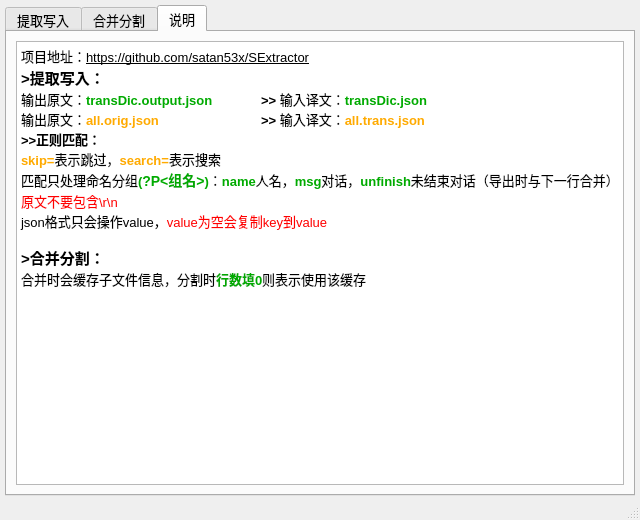
The window that ui_mainWindow.ui (satan53x/SExtractor) describes before a commit, drawn with Qt 5.
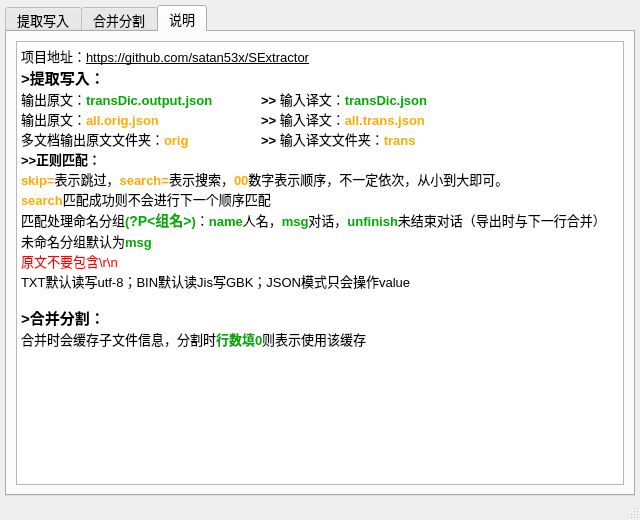
The same window after the commit. The open tabs and pages were chosen to show the change.

Commit message: 更新说明

```diff
--- a/ui_mainWindow.ui
+++ b/ui_mainWindow.ui
@@ -615,11 +615,14 @@
 &lt;p style=&quot; margin-top:0px; margin-bottom:0px; margin-left:0px; margin-right:0px; -qt-block-indent:0; text-indent:0px;&quot;&gt;&lt;span style=&quot; font-size:11pt; font-weight:600;&quot;&gt;&amp;gt;提取写入：&lt;/span&gt;&lt;/p&gt;
 &lt;p style=&quot; margin-top:0px; margin-bottom:0px; margin-left:0px; margin-right:0px; -qt-block-indent:0; text-indent:0px;&quot;&gt;输出原文：&lt;span style=&quot; font-weight:600; color:#00aa00;&quot;&gt;transDic.output.json	&lt;/span&gt;&lt;span style=&quot; font-weight:600; color:#000000;&quot;&gt;&amp;gt;&amp;gt;&lt;/span&gt;&lt;span style=&quot; font-weight:600; color:#00aa00;&quot;&gt; &lt;/span&gt;输入译文：&lt;span style=&quot; font-weight:600; color:#00aa00;&quot;&gt;transDic.json&lt;/span&gt;&lt;/p&gt;
 &lt;p style=&quot; margin-top:0px; margin-bottom:0px; margin-left:0px; margin-right:0px; -qt-block-indent:0; text-indent:0px;&quot;&gt;输出原文：&lt;span style=&quot; font-weight:600; color:#ffaa00;&quot;&gt;all.orig.json		&lt;/span&gt;&lt;span style=&quot; font-weight:600; color:#000000;&quot;&gt;&amp;gt;&amp;gt; &lt;/span&gt;输入译文：&lt;span style=&quot; font-weight:600; color:#ffaa00;&quot;&gt;all.trans.json&lt;/span&gt;&lt;/p&gt;
+&lt;p style=&quot; margin-top:0px; margin-bottom:0px; margin-left:0px; margin-right:0px; -qt-block-indent:0; text-indent:0px;&quot;&gt;多文档输出原文文件夹：&lt;span style=&quot; font-weight:600; color:#ffaa00;&quot;&gt;orig	&lt;/span&gt;&lt;span style=&quot; font-weight:600; color:#000000;&quot;&gt;&amp;gt;&amp;gt; &lt;/span&gt;输入译文文件夹：&lt;span style=&quot; font-weight:600; color:#ffaa00;&quot;&gt;trans&lt;/span&gt;&lt;/p&gt;
 &lt;p style=&quot; margin-top:0px; margin-bottom:0px; margin-left:0px; margin-right:0px; -qt-block-indent:0; text-indent:0px;&quot;&gt;&lt;span style=&quot; font-weight:600; color:#000000;&quot;&gt;&amp;gt;&amp;gt;正则匹配：&lt;/span&gt;&lt;/p&gt;
-&lt;p style=&quot; margin-top:0px; margin-bottom:0px; margin-left:0px; margin-right:0px; -qt-block-indent:0; text-indent:0px;&quot;&gt;&lt;span style=&quot; font-weight:600; color:#ffaa00;&quot;&gt;skip=&lt;/span&gt;&lt;span style=&quot; color:#000000;&quot;&gt;表示跳过，&lt;/span&gt;&lt;span style=&quot; font-weight:600; color:#ffaa00;&quot;&gt;search=&lt;/span&gt;&lt;span style=&quot; color:#000000;&quot;&gt;表示搜索&lt;/span&gt;&lt;/p&gt;
-&lt;p style=&quot; margin-top:0px; margin-bottom:0px; margin-left:0px; margin-right:0px; -qt-block-indent:0; text-indent:0px;&quot;&gt;&lt;span style=&quot; color:#000000;&quot;&gt;匹配只处理命名分组&lt;/span&gt;&lt;span style=&quot; font-weight:600; color:#00aa00;&quot;&gt;(&lt;/span&gt;&lt;span style=&quot; font-family:'Consolas','Courier New','monospace'; font-size:14px; font-weight:600; color:#00aa00;&quot;&gt;?P&amp;lt;组名&amp;gt;&lt;/span&gt;&lt;span style=&quot; font-weight:600; color:#00aa00;&quot;&gt;)&lt;/span&gt;&lt;span style=&quot; color:#000000;&quot;&gt;：&lt;/span&gt;&lt;span style=&quot; font-weight:600; color:#00aa00;&quot;&gt;name&lt;/span&gt;&lt;span style=&quot; color:#000000;&quot;&gt;人名，&lt;/span&gt;&lt;span style=&quot; font-weight:600; color:#00aa00;&quot;&gt;msg&lt;/span&gt;&lt;span style=&quot; color:#000000;&quot;&gt;对话，&lt;/span&gt;&lt;span style=&quot; font-weight:600; color:#00aa00;&quot;&gt;unfinish&lt;/span&gt;&lt;span style=&quot; color:#000000;&quot;&gt;未结束对话（导出时与下一行合并）&lt;/span&gt;&lt;/p&gt;
+&lt;p style=&quot; margin-top:0px; margin-bottom:0px; margin-left:0px; margin-right:0px; -qt-block-indent:0; text-indent:0px;&quot;&gt;&lt;span style=&quot; font-weight:600; color:#ffaa00;&quot;&gt;skip=&lt;/span&gt;&lt;span style=&quot; color:#000000;&quot;&gt;表示跳过，&lt;/span&gt;&lt;span style=&quot; font-weight:600; color:#ffaa00;&quot;&gt;search=&lt;/span&gt;&lt;span style=&quot; color:#000000;&quot;&gt;表示搜索，&lt;/span&gt;&lt;span style=&quot; font-weight:600; color:#ffaa00;&quot;&gt;00&lt;/span&gt;&lt;span style=&quot; color:#000000;&quot;&gt;数字表示顺序，不一定依次，从小到大即可。&lt;/span&gt;&lt;/p&gt;
+&lt;p style=&quot; margin-top:0px; margin-bottom:0px; margin-left:0px; margin-right:0px; -qt-block-indent:0; text-indent:0px;&quot;&gt;&lt;span style=&quot; font-weight:600; color:#ffaa00;&quot;&gt;search&lt;/span&gt;&lt;span style=&quot; color:#000000;&quot;&gt;匹配成功则不会进行下一个顺序匹配&lt;/span&gt;&lt;/p&gt;
+&lt;p style=&quot; margin-top:0px; margin-bottom:0px; margin-left:0px; margin-right:0px; -qt-block-indent:0; text-indent:0px;&quot;&gt;&lt;span style=&quot; color:#000000;&quot;&gt;匹配处理命名分组&lt;/span&gt;&lt;span style=&quot; font-weight:600; color:#00aa00;&quot;&gt;(&lt;/span&gt;&lt;span style=&quot; font-family:'Consolas','Courier New','monospace'; font-size:14px; font-weight:600; color:#00aa00;&quot;&gt;?P&amp;lt;组名&amp;gt;&lt;/span&gt;&lt;span style=&quot; font-weight:600; color:#00aa00;&quot;&gt;)&lt;/span&gt;&lt;span style=&quot; color:#000000;&quot;&gt;：&lt;/span&gt;&lt;span style=&quot; font-weight:600; color:#00aa00;&quot;&gt;name&lt;/span&gt;&lt;span style=&quot; color:#000000;&quot;&gt;人名，&lt;/span&gt;&lt;span style=&quot; font-weight:600; color:#00aa00;&quot;&gt;msg&lt;/span&gt;&lt;span style=&quot; color:#000000;&quot;&gt;对话，&lt;/span&gt;&lt;span style=&quot; font-weight:600; color:#00aa00;&quot;&gt;unfinish&lt;/span&gt;&lt;span style=&quot; color:#000000;&quot;&gt;未结束对话（导出时与下一行合并）&lt;/span&gt;&lt;/p&gt;
+&lt;p style=&quot; margin-top:0px; margin-bottom:0px; margin-left:0px; margin-right:0px; -qt-block-indent:0; text-indent:0px;&quot;&gt;&lt;span style=&quot; color:#000000;&quot;&gt;未命名分组默认为&lt;/span&gt;&lt;span style=&quot; font-weight:600; color:#00aa00;&quot;&gt;msg&lt;/span&gt;&lt;/p&gt;
 &lt;p style=&quot; margin-top:0px; margin-bottom:0px; margin-left:0px; margin-right:0px; -qt-block-indent:0; text-indent:0px;&quot;&gt;&lt;span style=&quot; color:#ff0000;&quot;&gt;原文不要包含\r\n&lt;/span&gt;&lt;/p&gt;
-&lt;p style=&quot; margin-top:0px; margin-bottom:0px; margin-left:0px; margin-right:0px; -qt-block-indent:0; text-indent:0px;&quot;&gt;&lt;span style=&quot; color:#000000;&quot;&gt;json格式只会操作value，&lt;/span&gt;&lt;span style=&quot; color:#ff0000;&quot;&gt;value为空会复制key到value&lt;/span&gt;&lt;/p&gt;
+&lt;p style=&quot; margin-top:0px; margin-bottom:0px; margin-left:0px; margin-right:0px; -qt-block-indent:0; text-indent:0px;&quot;&gt;&lt;span style=&quot; color:#000000;&quot;&gt;TXT默认读写utf-8；BIN默认读Jis写GBK；JSON模式只会操作value&lt;/span&gt;&lt;/p&gt;
 &lt;p style=&quot;-qt-paragraph-type:empty; margin-top:0px; margin-bottom:0px; margin-left:0px; margin-right:0px; -qt-block-indent:0; text-indent:0px; color:#000000;&quot;&gt;&lt;br /&gt;&lt;/p&gt;
 &lt;p style=&quot; margin-top:0px; margin-bottom:0px; margin-left:0px; margin-right:0px; -qt-block-indent:0; text-indent:0px;&quot;&gt;&lt;span style=&quot; font-size:11pt; font-weight:600;&quot;&gt;&amp;gt;合并分割：&lt;/span&gt;&lt;/p&gt;
 &lt;p style=&quot; margin-top:0px; margin-bottom:0px; margin-left:0px; margin-right:0px; -qt-block-indent:0; text-indent:0px;&quot;&gt;合并时会缓存子文件信息，分割时&lt;span style=&quot; font-weight:600; color:#00aa00;&quot;&gt;行数填0&lt;/span&gt;则表示使用该缓存&lt;/p&gt;&lt;/body&gt;&lt;/html&gt;</string>
```
The commit also changes 1 other file.
